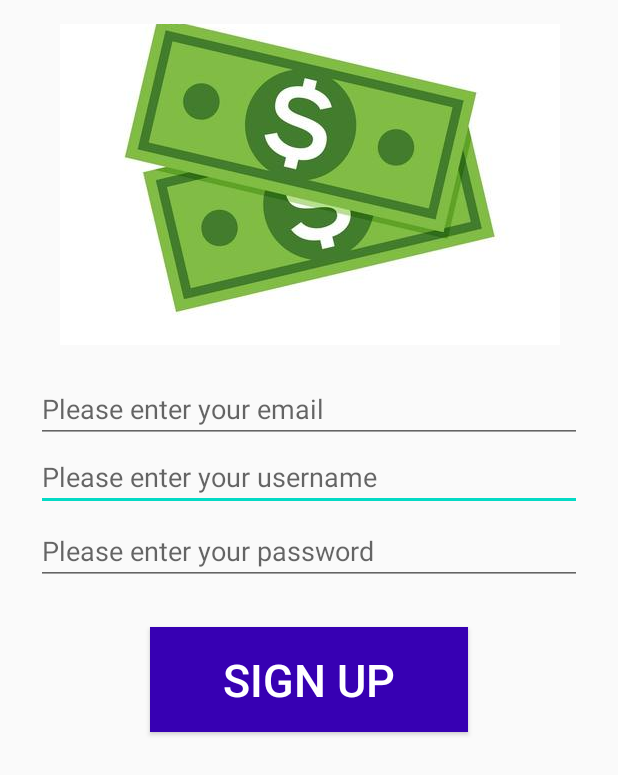
After one commit to Lim1029/PersonalFinance, an Android app: the layout activity_signup_login.xml on its own in the app's theme, with its tools: preview values and no code run, on a phone screen of 412 x 824 dp. The commit adds this screen. Shown: the top 775 px of the screen. Run offline under Robolectric (Android 15) with nearby library versions, the phone set to English and light mode, and no system bars.

Commit message:
added user signup/login activity

```diff
--- /dev/null
+++ b/app/src/main/res/layout/activity_signup_login.xml
@@ -0,0 +1,91 @@
+<?xml version="1.0" encoding="utf-8"?>
+<androidx.constraintlayout.widget.ConstraintLayout
+    xmlns:android="http://schemas.android.com/apk/res/android"
+    xmlns:app="http://schemas.android.com/apk/res-auto"
+    xmlns:tools="http://schemas.android.com/tools"
+    android:layout_width="match_parent"
+    android:layout_height="match_parent">
+
+    <EditText
+        android:id="@+id/edtUsername"
+        android:layout_width="0dp"
+        android:layout_height="wrap_content"
+        android:layout_marginStart="24dp"
+        android:layout_marginLeft="24dp"
+        android:layout_marginEnd="24dp"
+        android:layout_marginRight="24dp"
+        android:ems="10"
+        android:hint="Please enter your username"
+        android:inputType="textPersonName"
+        android:textColor="#000000"
+        app:layout_constraintEnd_toEndOf="parent"
+        app:layout_constraintHorizontal_bias="0.0"
+        app:layout_constraintStart_toStartOf="parent"
+        app:layout_constraintTop_toBottomOf="@+id/edtEmail" />
+
+    <EditText
+        android:id="@+id/edtPassword"
+        android:layout_width="0dp"
+        android:layout_height="wrap_content"
+        android:layout_marginStart="24dp"
+        android:layout_marginLeft="24dp"
+        android:layout_marginTop="4dp"
+        android:layout_marginEnd="24dp"
+        android:layout_marginRight="24dp"
+        android:ems="10"
+        android:hint="Please enter your password"
+        android:inputType="textPassword"
+        android:textColor="#000000"
+        app:layout_constraintEnd_toEndOf="parent"
+        app:layout_constraintHorizontal_bias="1.0"
+        app:layout_constraintStart_toStartOf="parent"
+        app:layout_constraintTop_toBottomOf="@+id/edtUsername" />
+
+    <ImageView
+        android:id="@+id/imageView"
+        android:layout_width="371dp"
+        android:layout_height="214dp"
+        android:layout_marginTop="16dp"
+        android:scaleType="center"
+        app:layout_constraintEnd_toEndOf="parent"
+        app:layout_constraintStart_toStartOf="parent"
+        app:layout_constraintTop_toTopOf="parent"
+        app:srcCompat="@drawable/cash" />
+
+    <Button
+        android:id="@+id/btnSignUpLogIn"
+        android:layout_width="match_parent"
+        android:layout_height="70dp"
+        android:layout_marginStart="100dp"
+        android:layout_marginLeft="100dp"
+        android:layout_marginTop="28dp"
+        android:layout_marginEnd="100dp"
+        android:layout_marginRight="100dp"
+        android:background="#3700B3"
+        android:text="Sign Up"
+        android:textColor="#FFFFFF"
+        android:textSize="30sp"
+        app:layout_constraintEnd_toEndOf="parent"
+        app:layout_constraintHorizontal_bias="0.498"
+        app:layout_constraintStart_toStartOf="parent"
+        app:layout_constraintTop_toBottomOf="@+id/edtPassword" />
+
+    <EditText
+        android:id="@+id/edtEmail"
+        android:layout_width="match_parent"
+        android:layout_height="wrap_content"
+        android:layout_marginStart="24dp"
+        android:layout_marginLeft="24dp"
+        android:layout_marginTop="20dp"
+        android:layout_marginEnd="24dp"
+        android:layout_marginRight="24dp"
+        android:ems="10"
+        android:hint="Please enter your email"
+        android:inputType="textEmailAddress"
+        app:layout_constraintEnd_toEndOf="parent"
+        app:layout_constraintHorizontal_bias="1.0"
+        app:layout_constraintStart_toStartOf="parent"
+        app:layout_constraintTop_toBottomOf="@+id/imageView" />
+
+
+</androidx.constraintlayout.widget.ConstraintLayout>
```
Also changed, not shown: app/src/main/AndroidManifest.xml (+14 -5 lines), app/src/main/java/com/example/personalfinance/MainActivity.java (+35 -1 lines), app/src/main/java/com/example/personalfinance/Signup_Login.java (added, +121 -0 lines), app/src/main/res/menu/menu_logout.xml (added, +10 -0 lines), app/src/main/res/menu/switch_menu.xml (added, +10 -0 lines), app/src/main/res/drawable-hdpi/cash.jpg (added), app/src/main/res/drawable-ldpi/cash.jpg (added), app/src/main/res/drawable-mdpi/cash.jpg (added), app/src/main/res/drawable-xhdpi/cash.jpg (added), app/src/main/res/drawable-xxhdpi/cash.jpg (added), app/src/main/res/drawable-xxxhdpi/cash.jpg (added).
